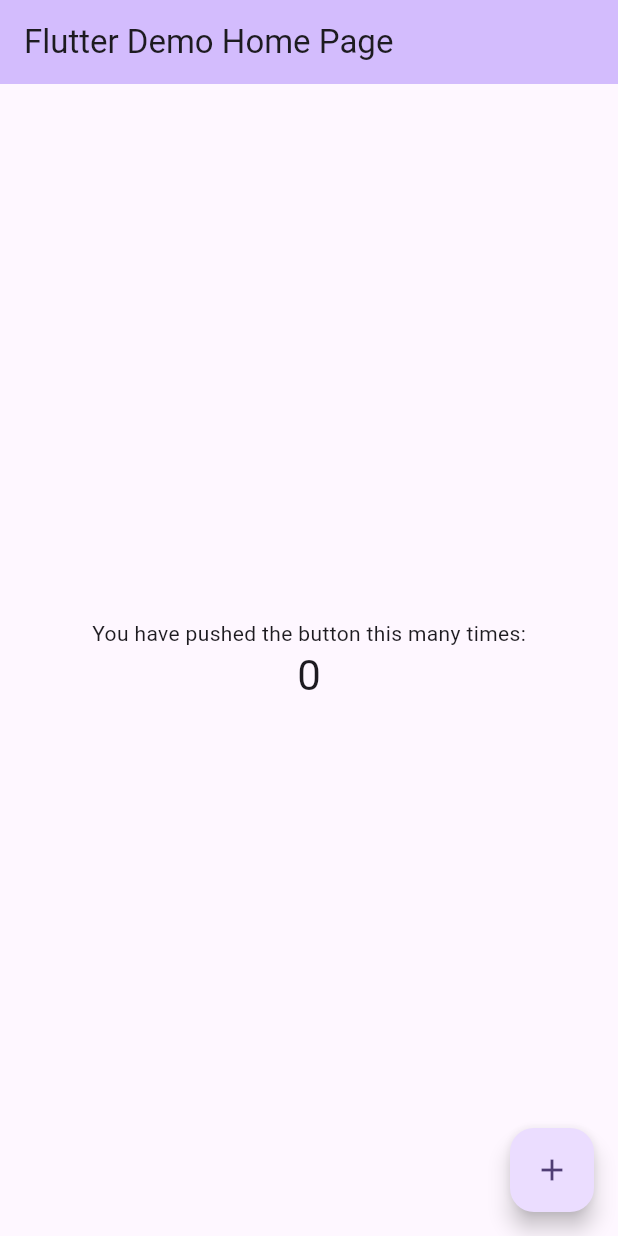
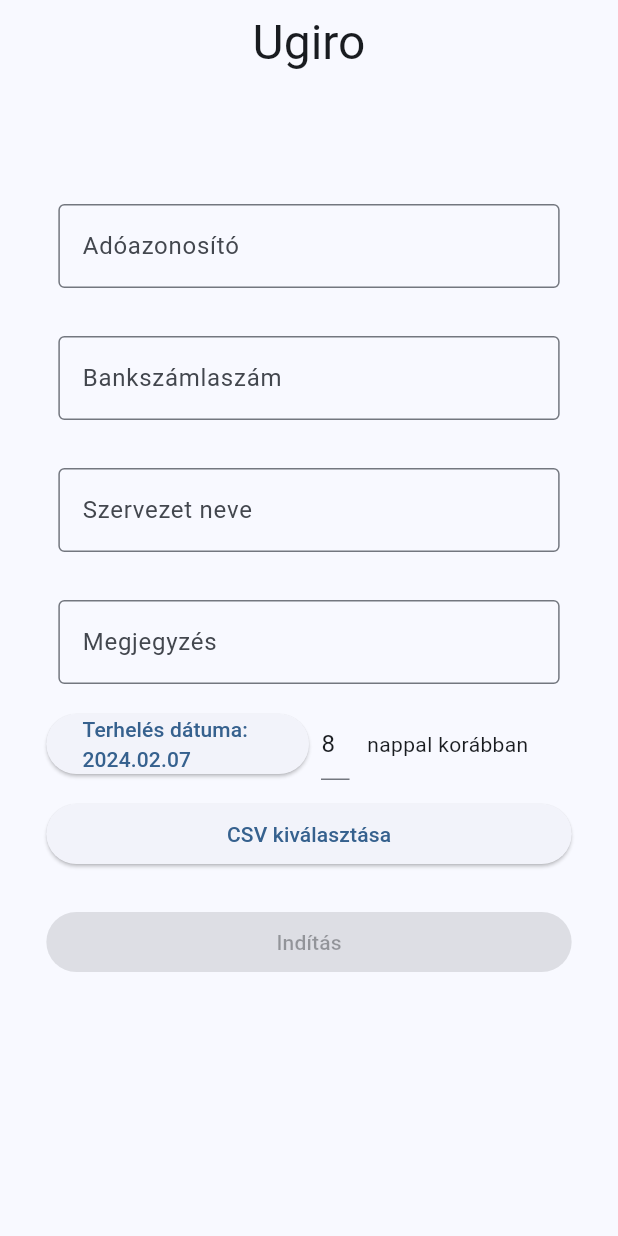
Before and after one commit to grssdm/flutter_ugiro, a Flutter app: the screen it shows after launch, on a phone screen of 412 x 824 dp. Run offline on Flutter 3.47's test engine with Material 3 defaults, Android fonts, the light colour scheme and no system bars; our stand-ins replace file_picker; missing offline and left inert: dart:html.

Commit message:
Implementing the project

```diff
--- /dev/null
+++ b/lib/home_page.dart
@@ -0,0 +1,285 @@
+import 'dart:html';
+
+import 'package:file_picker/file_picker.dart';
+import 'package:flutter/material.dart';
+import 'package:flutter/services.dart';
+import 'package:flutter_ugiro/my_button.dart';
+import 'package:flutter_ugiro/my_text_field.dart';
+import 'package:flutter_ugiro/person_details.dart';
+import 'package:intl/intl.dart';
+
+class HomePage extends StatefulWidget {
+  const HomePage({super.key});
+
+  @override
+  State<HomePage> createState() => _HomePageState();
+}
+
+class _HomePageState extends State<HomePage> {
+  final _formKey = GlobalKey<FormState>();
+
+  final TextEditingController _taxNumberController = TextEditingController();
+  final TextEditingController _bankAccountController = TextEditingController();
+  final TextEditingController _associationController = TextEditingController();
+  final TextEditingController _commentController = TextEditingController();
+  final TextEditingController _delayController = TextEditingController();
+
+  final ValueNotifier<DateTime> _debitDate = ValueNotifier(DateTime.now());
+  final ValueNotifier<PlatformFile?> _selectedFile = ValueNotifier(null);
+  final ValueNotifier<bool> _isProcessAllowed = ValueNotifier(false);
+
+  void _isProcessAllowedListener() {
+    if (_taxNumberController.text.isEmpty ||
+        _bankAccountController.text.isEmpty ||
+        _associationController.text.isEmpty ||
+        _commentController.text.isEmpty ||
+        _selectedFile.value == null) {
+      _isProcessAllowed.value = false;
+    } else {
+      _isProcessAllowed.value = true;
+    }
+  }
+
+  @override
+  void initState() {
+    super.initState();
+
+    _delayController.text = '8';
+
+    _taxNumberController.addListener(_isProcessAllowedListener);
+    _bankAccountController.addListener(_isProcessAllowedListener);
+    _associationController.addListener(_isProcessAllowedListener);
+    _commentController.addListener(_isProcessAllowedListener);
+
+    _selectedFile.addListener(_isProcessAllowedListener);
+  }
+
+  Future<void> _openFilePicker() async {
+    final result = await FilePicker.platform.pickFiles(
+      type: FileType.custom,
+      allowedExtensions: ['csv'],
+    );
+
+    if (result != null) {
+      _selectedFile.value = result.files.first;
+    }
+  }
+
+  void _process() {
+    final csvContent =
+        String.fromCharCodes(_selectedFile.value!.bytes!).split('\n');
+
+    final List<PersonDetails> people = [];
+
+    for (final (i, line) in csvContent.indexed) {
+      if (i == csvContent.length - 1) {
+        break;
+      }
+
+      List<String> lineComponents = line.split(';');
+
+      people.add(
+        PersonDetails(
+          lineComponents[0].trim(),
+          lineComponents[1].trim(),
+          lineComponents[2].trim(),
+          lineComponents[3].trim().split('-').join(''),
+          lineComponents[4].trim(),
+          lineComponents[5].trim(),
+          lineComponents[6].trim(),
+          lineComponents[7].trim(),
+        ),
+      );
+    }
+
+    List<String> outputLines = [];
+    String line = ('01' +
+                'BESZED' +
+                '0' +
+                _taxNumberController.text.padRight(13, ' ') +
+                DateFormat('yyyyMMdd').format(
+                  _debitDate.value.subtract(
+                    Duration(days: int.parse(_delayController.text)),
+                  ),
+                ) +
+                '0001' +
+                _bankAccountController.text.padRight(24, ' ') +
+                DateFormat('yyyyMMdd').format(_debitDate.value) +
+                _associationController.text)
+            .padRight(174, ' ') +
+        '\n';
+
+    outputLines.add(line);
+
+    int sum = 0;
+
+    for (int i = 0; i < people.length; i++) {
+      line = ('02' +
+                  (i + 1).toString().padLeft(6, '0') +
+                  DateFormat('yyyyMMdd').format(_debitDate.value) +
+                  people[i].fee.padLeft(10, '0') +
+                  people[i].accountNumber.padRight(24, ' ') +
+                  people[i].membershipNumber.padRight(24, ' ') +
+                  people[i].name.padRight(35, ' ') +
+                  people[i].fullAddress.padRight(35, ' ') +
+                  people[i].name.padRight(35, ' ') +
+                  _commentController.text.padRight(70, ' '))
+              .padRight(249, ' ') +
+          '\n';
+      outputLines.add(line);
+      sum += int.parse(people[i].fee);
+    }
+
+    line = '03' +
+        people.length.toString().padLeft(6, '0') +
+        sum.toString().padLeft(16, '0');
+    outputLines.add(line);
+    outputLines.add('\n');
+
+    // Create a Blob with the file contents
+    final blob = Blob(outputLines, 'text/plain');
+
+    // Create an anchor element with a download attribute to trigger the download
+    final anchor = AnchorElement(href: Url.createObjectUrlFromBlob(blob))
+      ..setAttribute(
+          "download", "${_selectedFile.value!.name.split('.').first}.txt")
+      ..click();
+
+    // Clean up the URL created for the blob
+    Url.revokeObjectUrl(anchor.href!);
+  }
+
+  @override
+  Widget build(BuildContext context) {
+    return Scaffold(
+      appBar: AppBar(
+        title: Text(
+          'Ugiro',
+          style: Theme.of(context).textTheme.headlineLarge,
+        ),
+        centerTitle: true,
+      ),
+      body: LayoutBuilder(
+        builder: (context, constraints) {
+          return Align(
+            alignment: Alignment.topCenter,
+            child: SizedBox(
+              width: constraints.maxWidth > 700.0
+                  ? 500.0
+                  : MediaQuery.of(context).size.width * 0.85,
+              child: Form(
+                key: _formKey,
+                child: SingleChildScrollView(
+                  physics: const BouncingScrollPhysics(),
+                  child: Column(
+                    children: [
+                      const SizedBox(
+                        height: 64.0,
+                      ),
+                      MyTextField(
+                        controller: _taxNumberController,
+                        keyboardType: TextInputType.text,
+                        hintText: 'A########',
+                        label: 'Adóazonosító',
+                      ),
+                      MyTextField(
+                        controller: _bankAccountController,
+                        keyboardType: TextInputType.number,
+                        inputFormatters: [
+                          FilteringTextInputFormatter.digitsOnly,
+                        ],
+                        hintText: '########-########-########',
+                        label: 'Bankszámlaszám',
+                      ),
+                      MyTextField(
+                        controller: _associationController,
+                        keyboardType: TextInputType.text,
+                        hintText: 'EGYPSZHVSZ',
+                        label: 'Szervezet neve',
+                      ),
+                      MyTextField(
+                        controller: _commentController,
+                        keyboardType: TextInputType.text,
+                        hintText: 'PSZHVSZ tagdíj',
+                        label: 'Megjegyzés',
+                      ),
+                      Row(
+                        mainAxisSize: MainAxisSize.max,
+                        children: [
+                          Expanded(
+                            flex: 1,
+                            child: ValueListenableBuilder<DateTime>(
+                              valueListenable: _debitDate,
+                              builder: (_, DateTime debitDate, __) =>
+                                  ElevatedButton(
+                                onPressed: () async {
+                                  DateTime? dateTime = await showDatePicker(
+                                    context: context,
+                                    initialDate: DateTime.now(),
+                                    firstDate: DateTime(2000),
+                                    lastDate:
+                                        DateTime(DateTime.now().year + 50),
+                                  );
+
+                                  if (dateTime != null) {
+                                    _debitDate.value = dateTime;
+                                  }
+                                },
+                                child: Text(
+                                  'Terhelés dátuma: ${DateFormat('yyyy.MM.dd').format(debitDate)}',
+                                ),
+                              ),
+                            ),
+                          ),
+                          Expanded(
+                            flex: 1,
+                            child: Row(
+                              mainAxisSize: MainAxisSize.max,
+                              mainAxisAlignment: MainAxisAlignment.end,
+                              children: [
+                                Expanded(
+                                  flex: 1,
+                                  child: Container(
+                                    margin: const EdgeInsets.symmetric(
+                                      horizontal: 8.0,
+                                    ),
+                                    child: TextFormField(
+                                      controller: _delayController,
+                                      keyboardType: TextInputType.number,
+                                      inputFormatters: [
+                                        FilteringTextInputFormatter.digitsOnly,
+                                      ],
+                                    ),
+                                  ),
+                                ),
+                                const Expanded(
+                                  flex: 4,
+                                  child: Text(' nappal korábban'),
+                                ),
+                              ],
+                            ),
+                          ),
+                        ],
+                      ),
+                      MyButton(
+                        onPressed: _openFilePicker,
+                        title: 'CSV kiválasztása',
+                      ),
+                      ValueListenableBuilder<bool>(
+                        valueListenable: _isProcessAllowed,
+                        builder: (_, isProcessAllowed, __) => MyButton(
+                          onPressed: isProcessAllowed ? _process : null,
+                          title: 'Indítás',
+                        ),
+                      ),
+                    ],
+                  ),
+                ),
+              ),
+            ),
+          );
+        },
+      ),
+    );
+  }
+}
--- a/lib/main.dart
+++ b/lib/main.dart
@@ -1,125 +1,27 @@
 import 'package:flutter/material.dart';
 
+import 'home_page.dart';
+
 void main() {
-  runApp(const MyApp());
+  runApp(const UgiroApp());
 }
 
-class MyApp extends StatelessWidget {
-  const MyApp({super.key});
+class UgiroApp extends StatelessWidget {
+  const UgiroApp({super.key});
 
   // This widget is the root of your application.
   @override
   Widget build(BuildContext context) {
     return MaterialApp(
-      title: 'Flutter Demo',
+      title: 'Ugiro',
       theme: ThemeData(
-        // This is the theme of your application.
-        //
-        // TRY THIS: Try running your application with "flutter run". You'll see
-        // the application has a purple toolbar. Then, without quitting the app,
-        // try changing the seedColor in the colorScheme below to Colors.green
-        // and then invoke "hot reload" (save your changes or press the "hot
-        // reload" button in a Flutter-supported IDE, or press "r" if you used
-        // the command line to start the app).
-        //
-        // Notice that the counter didn't reset back to zero; the application
-        // state is not lost during the reload. To reset the state, use hot
-        // restart instead.
-        //
-        // This works for code too, not just values: Most code changes can be
-        // tested with just a hot reload.
-        colorScheme: ColorScheme.fromSeed(seedColor: Colors.deepPurple),
+        colorScheme: ColorScheme.fromSeed(
+          seedColor: Colors.blue,
+        ),
         useMaterial3: true,
       ),
-      home: const MyHomePage(title: 'Flutter Demo Home Page'),
+      home: const HomePage(),
+      debugShowCheckedModeBanner: false,
     );
   }
 }
-
-class MyHomePage extends StatefulWidget {
-  const MyHomePage({super.key, required this.title});
-
-  // This widget is the home page of your application. It is stateful, meaning
-  // that it has a State object (defined below) that contains fields that affect
-  // how it looks.
-
-  // This class is the configuration for the state. It holds the values (in this
-  // case the title) provided by the parent (in this case the App widget) and
-  // used by the build method of the State. Fields in a Widget subclass are
-  // always marked "final".
-
-  final String title;
-
-  @override
-  State<MyHomePage> createState() => _MyHomePageState();
-}
-
-class _MyHomePageState extends State<MyHomePage> {
-  int _counter = 0;
-
-  void _incrementCounter() {
-    setState(() {
-      // This call to setState tells the Flutter framework that something has
-      // changed in this State, which causes it to rerun the build method below
-      // so that the display can reflect the updated values. If we changed
-      // _counter without calling setState(), then the build method would not be
-      // called again, and so nothing would appear to happen.
-      _counter++;
-    });
-  }
-
-  @override
-  Widget build(BuildContext context) {
-    // This method is rerun every time setState is called, for instance as done
-    // by the _incrementCounter method above.
-    //
-    // The Flutter framework has been optimized to make rerunning build methods
-    // fast, so that you can just rebuild anything that needs updating rather
-    // than having to individually change instances of widgets.
-    return Scaffold(
-      appBar: AppBar(
-        // TRY THIS: Try changing the color here to a specific color (to
-        // Colors.amber, perhaps?) and trigger a hot reload to see the AppBar
-        // change color while the other colors stay the same.
-        backgroundColor: Theme.of(context).colorScheme.inversePrimary,
-        // Here we take the value from the MyHomePage object that was created by
-        // the App.build method, and use it to set our appbar title.
-        title: Text(widget.title),
-      ),
-      body: Center(
-        // Center is a layout widget. It takes a single child and positions it
-        // in the middle of the parent.
-        child: Column(
-          // Column is also a layout widget. It takes a list of children and
-          // arranges them vertically. By default, it sizes itself to fit its
-          // children horizontally, and tries to be as tall as its parent.
-          //
-          // Column has various properties to control how it sizes itself and
-          // how it positions its children. Here we use mainAxisAlignment to
-          // center the children vertically; the main axis here is the vertical
-          // axis because Columns are vertical (the cross axis would be
-          // horizontal).
-          //
-          // TRY THIS: Invoke "debug painting" (choose the "Toggle Debug Paint"
-          // action in the IDE, or press "p" in the console), to see the
-          // wireframe for each widget.
-          mainAxisAlignment: MainAxisAlignment.center,
-          children: <Widget>[
-            const Text(
-              'You have pushed the button this many times:',
-            ),
-            Text(
-              '$_counter',
-              style: Theme.of(context).textTheme.headlineMedium,
-            ),
-          ],
-        ),
-      ),
-      floatingActionButton: FloatingActionButton(
-        onPressed: _incrementCounter,
-        tooltip: 'Increment',
-        child: const Icon(Icons.add),
-      ), // This trailing comma makes auto-formatting nicer for build methods.
-    );
-  }
-}
--- /dev/null
+++ b/lib/my_button.dart
@@ -0,0 +1,24 @@
+import 'package:flutter/material.dart';
+
+class MyButton extends StatelessWidget {
+  final String title;
+  final void Function()? onPressed;
+
+  const MyButton({
+    super.key,
+    required this.title,
+    required this.onPressed,
+  });
+
+  @override
+  Widget build(BuildContext context) {
+    return Container(
+      margin: const EdgeInsets.symmetric(vertical: 12.0),
+      width: double.infinity,
+      child: ElevatedButton(
+        onPressed: onPressed,
+        child: Text(title),
+      ),
+    );
+  }
+}
--- /dev/null
+++ b/lib/my_text_field.dart
@@ -0,0 +1,37 @@
+import 'package:flutter/material.dart';
+import 'package:flutter/services.dart';
+
+class MyTextField extends StatelessWidget {
+  final TextEditingController controller;
+  final TextInputType keyboardType;
+  final String hintText;
+  final String label;
+  final List<TextInputFormatter> inputFormatters;
+
+  const MyTextField({
+    super.key,
+    required this.controller,
+    required this.hintText,
+    required this.label,
+    this.keyboardType = TextInputType.text,
+    this.inputFormatters = const [],
+  });
+
+  @override
+  Widget build(BuildContext context) {
+    return Container(
+      padding: const EdgeInsets.all(8.0),
+      margin: const EdgeInsets.symmetric(vertical: 8.0),
+      child: TextFormField(
+        controller: controller,
+        keyboardType: keyboardType,
+        inputFormatters: inputFormatters,
+        decoration: InputDecoration(
+          border: const OutlineInputBorder(),
+          hintText: hintText,
+          label: Text(label),
+        ),
+      ),
+    );
+  }
+}
--- /dev/null
+++ b/lib/person_details.dart
@@ -0,0 +1,23 @@
+class PersonDetails {
+  final String membershipNumber;
+  final String name;
+  final String accountHolder;
+  final String accountNumber;
+  final String postalCode;
+  final String city;
+  final String address;
+  final String fee;
+
+  const PersonDetails(
+    this.membershipNumber,
+    this.name,
+    this.accountHolder,
+    this.accountNumber,
+    this.postalCode,
+    this.city,
+    this.address,
+    this.fee,
+  );
+
+  String get fullAddress => '$postalCode $city $address';
+}
--- a/pubspec.yaml
+++ b/pubspec.yaml
@@ -36,7 +36,7 @@ dependencies:
   # Use with the CupertinoIcons class for iOS style icons.
   cupertino_icons: ^1.0.2
   file_picker: ^6.1.1
-  csv: ^5.1.1
+  intl: ^0.19.0
 
 dev_dependencies:
   flutter_test:
```
Also changed, not shown: pubspec.lock, 1 other file.
